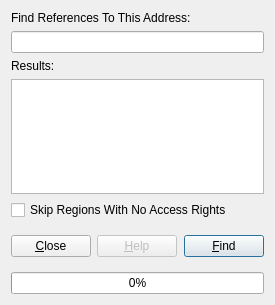
First picture: the form in plugins/References/DialogReferences.ui, repository eteran/edb-debugger, before the edit.
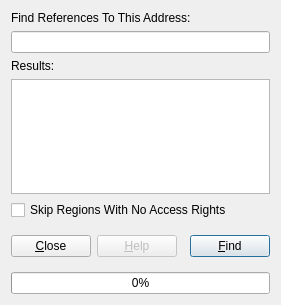
Second picture: the form after the edit. Icons and pictures are not drawn.

Patch:
```diff
--- a/plugins/References/DialogReferences.ui
+++ b/plugins/References/DialogReferences.ui
@@ -7,7 +7,7 @@
    <rect>
     <x>0</x>
     <y>0</y>
-    <width>275</width>
+    <width>281</width>
     <height>305</height>
    </rect>
   </property>
```
Left out of the diff: 9 changed lines with no effect on the pictures.
